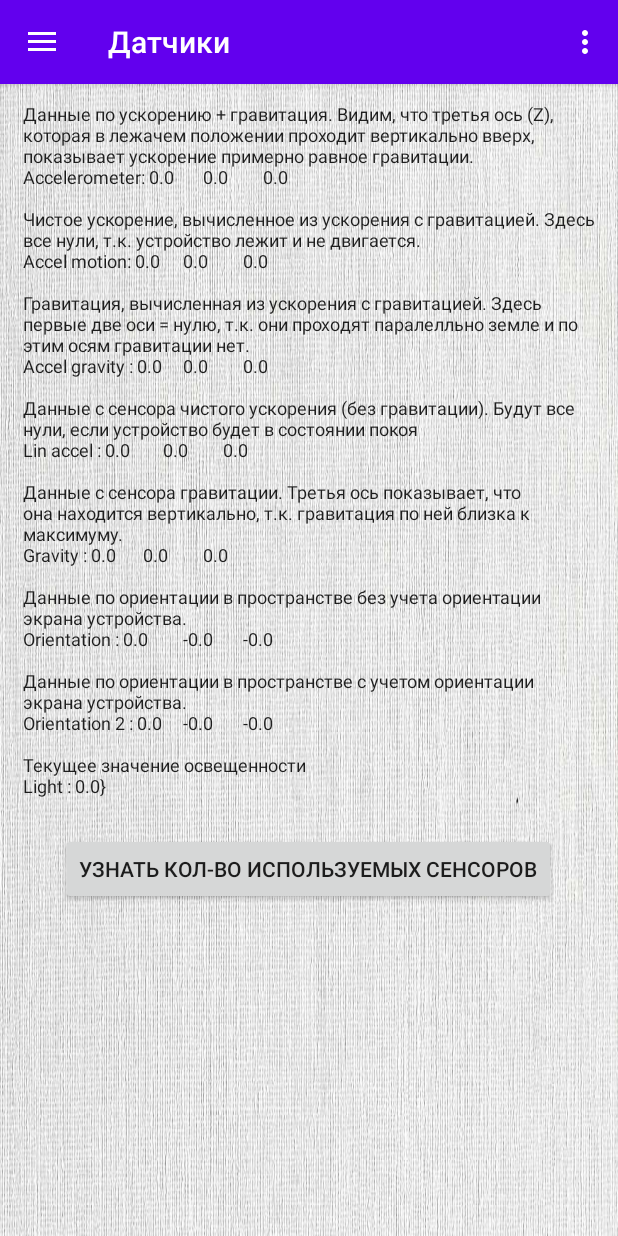
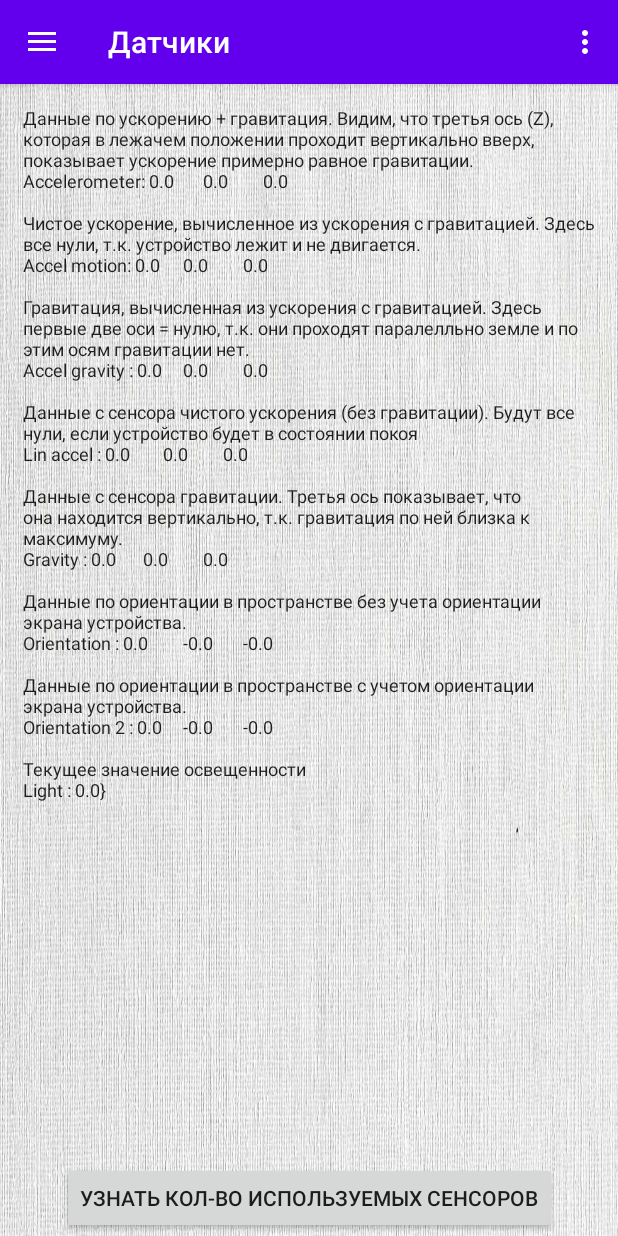
Before and after one commit to ProgressiveArt/MyDairy, an Android app: the screen it shows after launch (MainActivity), in the side drawer, after a tap on "Датчики", on a phone screen of 412 x 824 dp. Run offline under Robolectric (Android 15) with nearby library versions, the phone set to English and light mode, and no system bars; our stand-ins replace navigation-ui.

Commit message:
Пофикшен тулбар, и добавлен скролл для больших картинов, и еще верстка

```diff
--- a/app/src/main/res/layout/app_bar_main.xml
+++ b/app/src/main/res/layout/app_bar_main.xml
@@ -1,5 +1,5 @@
 <?xml version="1.0" encoding="utf-8"?>
-<androidx.coordinatorlayout.widget.CoordinatorLayout xmlns:android="http://schemas.android.com/apk/res/android"
+<androidx.constraintlayout.widget.ConstraintLayout xmlns:android="http://schemas.android.com/apk/res/android"
     xmlns:app="http://schemas.android.com/apk/res-auto"
     xmlns:tools="http://schemas.android.com/tools"
     android:layout_width="match_parent"
@@ -7,9 +7,13 @@
     tools:context=".MainActivity">
 
     <com.google.android.material.appbar.AppBarLayout
+        android:id="@+id/appBarLayout"
         android:layout_width="match_parent"
         android:layout_height="wrap_content"
-        android:theme="@style/AppTheme.AppBarOverlay">
+        android:theme="@style/AppTheme.AppBarOverlay"
+        app:layout_constraintEnd_toEndOf="parent"
+        app:layout_constraintStart_toStartOf="parent"
+        app:layout_constraintTop_toTopOf="parent">
 
         <androidx.appcompat.widget.Toolbar
             android:id="@+id/toolbar"
@@ -20,6 +24,14 @@
 
     </com.google.android.material.appbar.AppBarLayout>
 
-    <include layout="@layout/content_main" />
+    <include
+        android:id="@+id/include"
+        layout="@layout/content_main"
+        android:layout_width="0dp"
+        android:layout_height="0dp"
+        app:layout_constraintBottom_toBottomOf="parent"
+        app:layout_constraintEnd_toEndOf="parent"
+        app:layout_constraintStart_toStartOf="parent"
+        app:layout_constraintTop_toBottomOf="@+id/appBarLayout" />
 
-</androidx.coordinatorlayout.widget.CoordinatorLayout>
+</androidx.constraintlayout.widget.ConstraintLayout>
--- a/app/src/main/res/layout/content_main.xml
+++ b/app/src/main/res/layout/content_main.xml
@@ -9,10 +9,9 @@
 
     <FrameLayout
         android:id="@+id/fmContent"
-        android:layout_width="410dp"
-        android:layout_height="550dp"
-        android:layout_marginTop="53dp"
-        android:layout_marginEnd="1dp"
+        android:layout_width="0dp"
+        android:layout_height="0dp"
+        app:layout_constraintBottom_toBottomOf="parent"
         app:layout_constraintEnd_toEndOf="parent"
         app:layout_constraintStart_toStartOf="parent"
         app:layout_constraintTop_toTopOf="parent">
@@ -21,7 +20,7 @@
             android:id="@+id/nav_host_fragment"
             android:name="androidx.navigation.fragment.NavHostFragment"
             android:layout_width="match_parent"
-            android:layout_height="551dp"
+            android:layout_height="match_parent"
             app:defaultNavHost="true"
             app:navGraph="@navigation/mobile_navigation" />
     </FrameLayout>
```
Also changed, not shown: app/src/main/res/layout/fragment_edit_record.xml (+44 -33 lines).
